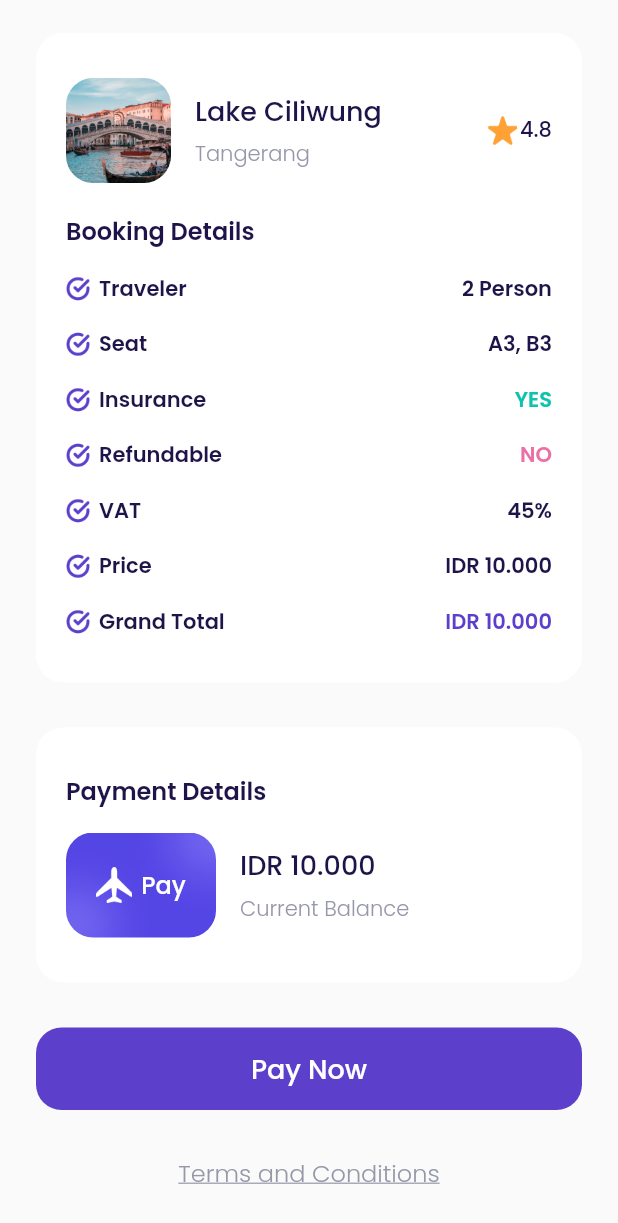
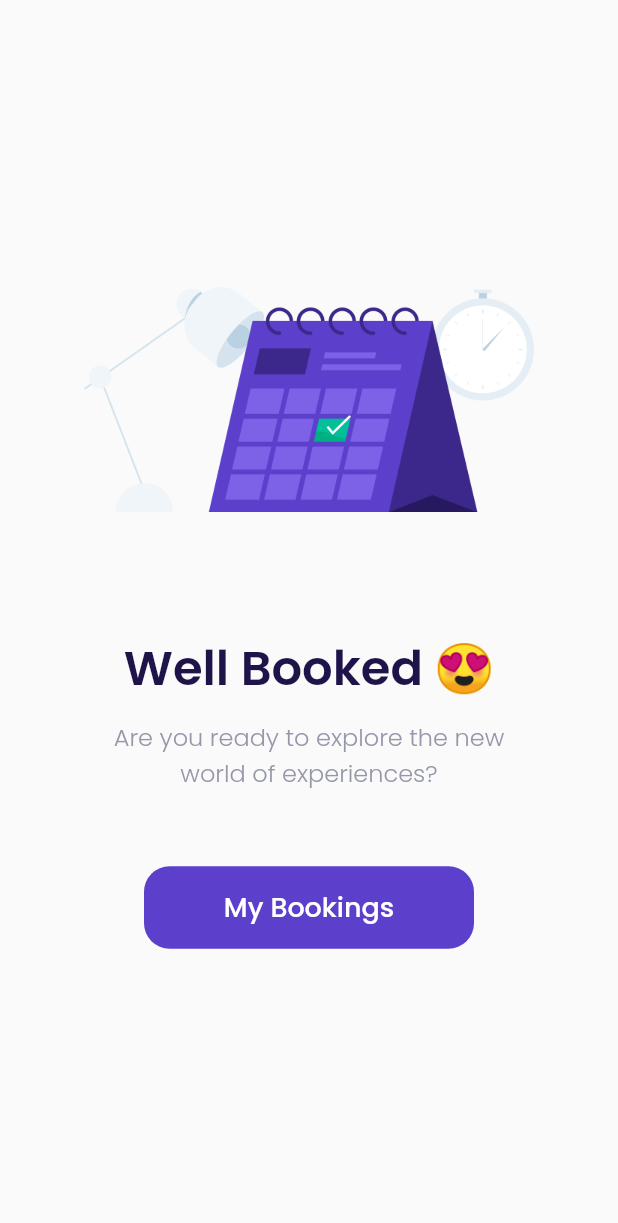
Before and after one commit to rafli-maulana/airplane, a Flutter app: the CheckoutPage screen opened directly, scrolled down 190 dp, after a tap on "Pay Now", on a phone screen of 412 x 824 dp. Shown: the top 1223 px of the screen. Run offline on Flutter 3.47's test engine with Material 2 defaults, Android fonts, the phone set to English and light mode, and no system bars; our stand-ins replace bloc, cloud_firestore, equatable, firebase_auth, firebase_core, flutter_bloc and 1 more; accounts and stored records are empty.

```diff
--- /dev/null
+++ b/lib/cubit/auth_state.dart
@@ -0,0 +1,29 @@
+part of 'auth_cubit.dart';
+
+abstract class AuthState extends Equatable {
+  const AuthState();
+
+  @override
+  List<Object> get props => [];
+}
+
+class AuthInitial extends AuthState {}
+
+class AuthLoading extends AuthState {}
+
+class AuthSuccess extends AuthState {
+  final UserModel user;
+
+  AuthSuccess(this.user);
+
+  @override
+  List<Object> get props => [user];
+}
+
+class AuthFailed extends AuthState {
+  final String error;
+  AuthFailed(this.error);
+  @override
+  // TODO: implement props
+  List<Object> get props => [error];
+}
--- /dev/null
+++ b/lib/cubit/page_cubit.dart
@@ -0,0 +1,10 @@
+import 'package:bloc/bloc.dart';
+import 'package:meta/meta.dart';
+
+class PageCubit extends Cubit<int> {
+  PageCubit() : super(0);
+
+  void setPage(int newPage) {
+    emit(newPage);
+  }
+}
--- /dev/null
+++ b/lib/models/user_model.dart
@@ -0,0 +1,26 @@
+import 'package:equatable/equatable.dart';
+
+class UserModel extends Equatable {
+  final String id;
+  final String email;
+  final String name;
+  final String hobby;
+  final int balance;
+
+  UserModel({
+    required this.id,
+    required this.email,
+    required this.name,
+    this.hobby = '',
+    this.balance = 0,
+  });
+
+  @override
+  List<Object?> get props => [
+        id,
+        email,
+        name,
+        hobby,
+        balance,
+      ];
+}
--- a/lib/ui/pages/checkout_page.dart
+++ b/lib/ui/pages/checkout_page.dart
@@ -1,4 +1,5 @@
 import 'package:airplane/shared/theme.dart';
+import 'package:airplane/ui/pages/success_checkout_page.dart';
 import 'package:airplane/widgets/booking_details_item.dart';
 import 'package:airplane/widgets/custom_button.dart';
 import 'package:flutter/material.dart';
@@ -325,7 +326,14 @@ class CheckoutPage extends StatelessWidget {
     Widget payNowButton() {
       return CustomButton(
         title: 'Pay Now',
-        onPressed: () {},
+        onPressed: () {
+          Navigator.push(
+            context,
+            MaterialPageRoute(
+              builder: (context) => SuccessCheckoutPage(),
+            ),
+          );
+        },
         margin: EdgeInsets.only(
           top: 30,
         ),
--- /dev/null
+++ b/lib/ui/pages/success_checkout_page.dart
@@ -0,0 +1,64 @@
+import 'package:airplane/shared/theme.dart';
+import 'package:airplane/widgets/custom_button.dart';
+import 'package:flutter/material.dart';
+
+class SuccessCheckoutPage extends StatelessWidget {
+  const SuccessCheckoutPage({Key? key}) : super(key: key);
+
+  @override
+  Widget build(BuildContext context) {
+    return Scaffold(
+      backgroundColor: kBackgroundColor,
+      body: Center(
+        child: Column(
+          mainAxisAlignment: MainAxisAlignment.center,
+          children: [
+            Container(
+              width: 300,
+              height: 150,
+              margin: EdgeInsets.only(
+                bottom: 80,
+              ),
+              decoration: BoxDecoration(
+                image: DecorationImage(
+                  image: AssetImage(
+                    'assets/image_success.png',
+                  ),
+                ),
+              ),
+            ),
+            Text(
+              'Well Booked 😍',
+              style: blackStyleText.copyWith(
+                fontSize: 32,
+                fontWeight: semiBold,
+              ),
+            ),
+            SizedBox(
+              height: 10,
+            ),
+            Text(
+              'Are you ready to explore the new\nworld of experiences?',
+              style: greyStyleText.copyWith(
+                fontSize: 16,
+                fontWeight: light,
+              ),
+              textAlign: TextAlign.center,
+            ),
+            CustomButton(
+              title: 'My Bookings',
+              onPressed: () {
+                Navigator.pushNamedAndRemoveUntil(
+                    context, '/main', (route) => false);
+              },
+              width: 220,
+              margin: EdgeInsets.only(
+                top: 50,
+              ),
+            )
+          ],
+        ),
+      ),
+    );
+  }
+}
--- a/lib/widgets/custom_text_form_field.dart
+++ b/lib/widgets/custom_text_form_field.dart
@@ -6,12 +6,14 @@ class CustomTextFormField extends StatelessWidget {
   final String title;
   final String hintText;
   final bool obscureText;
+  final TextEditingController controller;
 
   const CustomTextFormField({
     Key? key,
     required this.title,
     required this.hintText,
     this.obscureText = false,
+    required this.controller,
   }) : super(key: key);
 
   @override
--- a/pubspec.yaml
+++ b/pubspec.yaml
@@ -35,6 +35,12 @@ dependencies:
   # Use with the CupertinoIcons class for iOS style icons.
   cupertino_icons: ^1.0.2
   google_fonts: ^3.0.1
+  flutter_bloc: ^8.1.1
+  change_app_package_name: ^1.1.0
+  firebase_auth: ^4.1.3
+  firebase_core: ^2.3.0
+  cloud_firestore: ^4.1.0
+  equatable: ^2.0.5
 
 dev_dependencies:
   flutter_test:
```
Also changed, not shown: lib/cubit/auth_cubit.dart (added, +30 -0 lines), lib/main.dart (+22 -3 lines), lib/services/auth_service.dart (added, +28 -0 lines), lib/services/user_service.dart (added, +21 -0 lines), lib/ui/pages/main_page.dart (+26 -3 lines), lib/ui/pages/setting_page.dart (added, +12 -0 lines), lib/ui/pages/sign_up_page.dart (+10 -1 lines), lib/ui/pages/transaction_page.dart (added, +14 -0 lines), lib/ui/pages/wallet_page.dart (added, +14 -0 lines), lib/widgets/custom_bottom_navigation_item.dart (+18 -10 lines), pubspec.lock, 9 other files.
